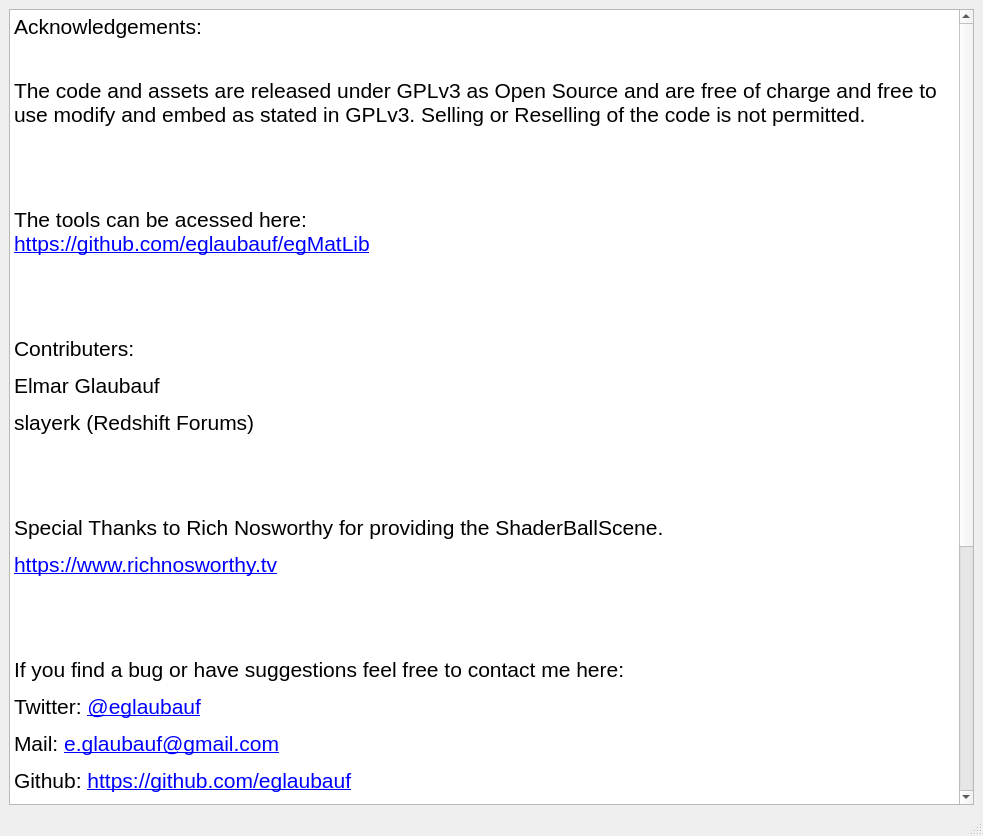
eglaubauf/egMatLib, file python3.11libs/About.ui: the form before one commit.
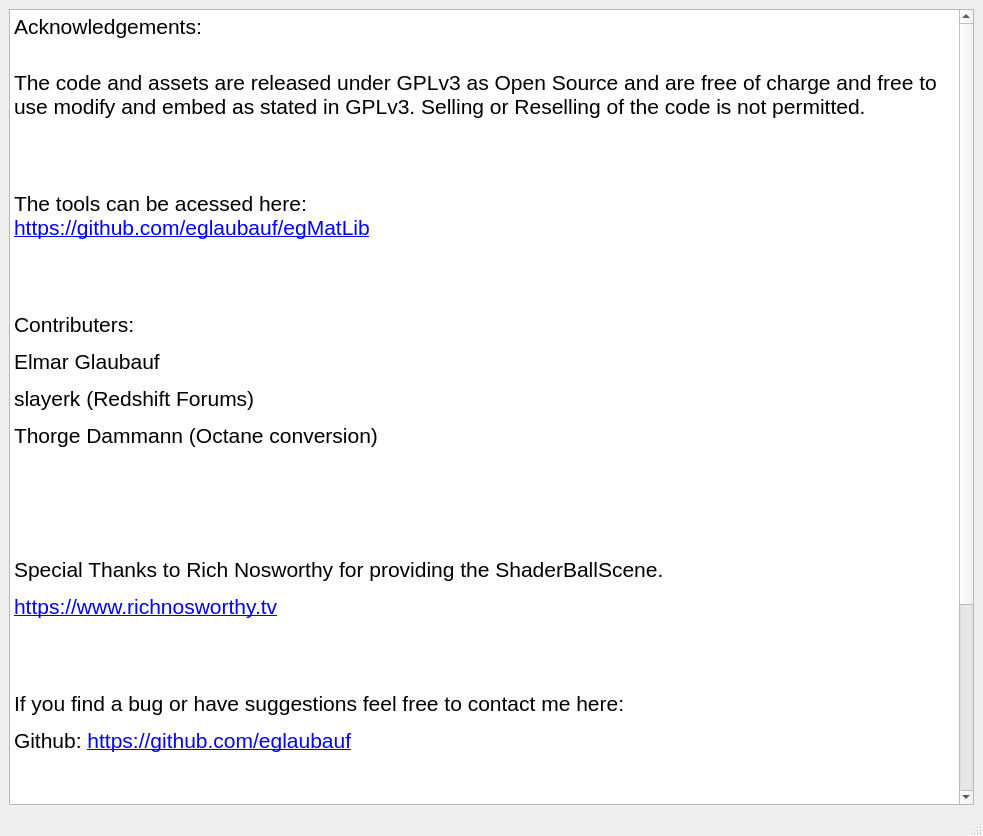
The form after the commit.

Commit message: add ShaderBallScene for mantra

Diff of the .ui file:
```diff
--- a/python3.11libs/About.ui
+++ b/python3.11libs/About.ui
@@ -49,29 +49,28 @@
            <string>&lt;!DOCTYPE HTML PUBLIC &quot;-//W3C//DTD HTML 4.0//EN&quot; &quot;http://www.w3.org/TR/REC-html40/strict.dtd&quot;&gt;
 &lt;html&gt;&lt;head&gt;&lt;meta name=&quot;qrichtext&quot; content=&quot;1&quot; /&gt;&lt;style type=&quot;text/css&quot;&gt;
 p, li { white-space: pre-wrap; }
-&lt;/style&gt;&lt;/head&gt;&lt;body style=&quot; font-family:'Lato'; font-size:18pt; font-weight:400; font-style:normal;&quot;&gt;
-&lt;p style=&quot; margin-top:12px; margin-bottom:12px; margin-left:0px; margin-right:0px; -qt-block-indent:0; text-indent:0px;&quot;&gt;&lt;span style=&quot; font-size:16pt;&quot;&gt;Acknowledgements:&lt;br /&gt;&lt;/span&gt;&lt;/p&gt;
-&lt;p style=&quot; margin-top:12px; margin-bottom:12px; margin-left:0px; margin-right:0px; -qt-block-indent:0; text-indent:0px;&quot;&gt;&lt;span style=&quot; font-size:16pt;&quot;&gt;The code and assets are released under GPLv3 as Open Source and are free of charge and free to use modify and embed as stated in GPLv3. Selling or Reselling of the code is not permitted. &lt;/span&gt;&lt;/p&gt;
-&lt;p style=&quot; margin-top:12px; margin-bottom:12px; margin-left:0px; margin-right:0px; -qt-block-indent:0; text-indent:0px;&quot;&gt;&lt;br /&gt;&lt;/p&gt;
-&lt;p style=&quot; margin-top:12px; margin-bottom:12px; margin-left:0px; margin-right:0px; -qt-block-indent:0; text-indent:0px;&quot;&gt;&lt;span style=&quot; font-size:16pt;&quot;&gt;The tools can be acessed here:&lt;br /&gt;&lt;/span&gt;&lt;a href=&quot;https://github.com/eglaubauf/egMatLib&quot;&gt;&lt;span style=&quot; font-size:16pt; text-decoration: underline; color:#0000ff;&quot;&gt;https://github.com/eglaubauf/egMatLib&lt;/span&gt;&lt;/a&gt;&lt;/p&gt;
-&lt;p style=&quot; margin-top:12px; margin-bottom:12px; margin-left:0px; margin-right:0px; -qt-block-indent:0; text-indent:0px;&quot;&gt;&lt;br /&gt;&lt;/p&gt;
-&lt;p style=&quot; margin-top:12px; margin-bottom:12px; margin-left:0px; margin-right:0px; -qt-block-indent:0; text-indent:0px;&quot;&gt;&lt;span style=&quot; font-size:16pt;&quot;&gt;Contributers:&lt;/span&gt;&lt;/p&gt;
-&lt;p style=&quot; margin-top:12px; margin-bottom:12px; margin-left:0px; margin-right:0px; -qt-block-indent:0; text-indent:0px;&quot;&gt;&lt;span style=&quot; font-size:16pt;&quot;&gt;Elmar Glaubauf&lt;/span&gt;&lt;/p&gt;
-&lt;p style=&quot; margin-top:12px; margin-bottom:12px; margin-left:0px; margin-right:0px; -qt-block-indent:0; text-indent:0px;&quot;&gt;&lt;span style=&quot; font-size:16pt;&quot;&gt;slayerk (Redshift Forums)&lt;/span&gt;&lt;/p&gt;
-&lt;p style=&quot; margin-top:12px; margin-bottom:12px; margin-left:0px; margin-right:0px; -qt-block-indent:0; text-indent:0px;&quot;&gt;&lt;br /&gt;&lt;/p&gt;
-&lt;p style=&quot; margin-top:12px; margin-bottom:12px; margin-left:0px; margin-right:0px; -qt-block-indent:0; text-indent:0px;&quot;&gt;&lt;span style=&quot; font-size:16pt;&quot;&gt;Special Thanks to Rich Nosworthy for providing the ShaderBallScene. &lt;/span&gt;&lt;/p&gt;
-&lt;p style=&quot; margin-top:12px; margin-bottom:12px; margin-left:0px; margin-right:0px; -qt-block-indent:0; text-indent:0px;&quot;&gt;&lt;a href=&quot;https://www.richnosworthy.tv&quot;&gt;&lt;span style=&quot; font-size:16pt; text-decoration: underline; color:#0000ff;&quot;&gt;https://www.richnosworthy.tv&lt;/span&gt;&lt;/a&gt;&lt;/p&gt;
-&lt;p style=&quot; margin-top:12px; margin-bottom:12px; margin-left:0px; margin-right:0px; -qt-block-indent:0; text-indent:0px;&quot;&gt;&lt;br /&gt;&lt;/p&gt;
-&lt;p style=&quot; margin-top:12px; margin-bottom:12px; margin-left:0px; margin-right:0px; -qt-block-indent:0; text-indent:0px;&quot;&gt;&lt;span style=&quot; font-size:16pt;&quot;&gt;If you find a bug or have suggestions feel free to contact me here:&lt;/span&gt;&lt;/p&gt;
-&lt;p style=&quot; margin-top:12px; margin-bottom:12px; margin-left:0px; margin-right:0px; -qt-block-indent:0; text-indent:0px;&quot;&gt;&lt;span style=&quot; font-size:16pt;&quot;&gt;Twitter: &lt;/span&gt;&lt;a href=&quot;https://twitter.com/eglaubauf&quot;&gt;&lt;span style=&quot; font-size:16pt; text-decoration: underline; color:#0000ff;&quot;&gt;@eglaubauf&lt;/span&gt;&lt;/a&gt;&lt;/p&gt;
-&lt;p style=&quot; margin-top:12px; margin-bottom:12px; margin-left:0px; margin-right:0px; -qt-block-indent:0; text-indent:0px;&quot;&gt;&lt;span style=&quot; font-size:16pt;&quot;&gt;Mail: &lt;/span&gt;&lt;a href=&quot;mailto:e.glaubauf@gmail.com&quot;&gt;&lt;span style=&quot; font-size:16pt; text-decoration: underline; color:#0000ff;&quot;&gt;e.glaubauf@gmail.com&lt;/span&gt;&lt;/a&gt;&lt;/p&gt;
-&lt;p style=&quot; margin-top:12px; margin-bottom:12px; margin-left:0px; margin-right:0px; -qt-block-indent:0; text-indent:0px;&quot;&gt;&lt;span style=&quot; font-size:16pt;&quot;&gt;Github: &lt;/span&gt;&lt;a href=&quot;https://github.com/eglaubauf&quot;&gt;&lt;span style=&quot; font-size:16pt; text-decoration: underline; color:#0000ff;&quot;&gt;https://github.com/eglaubauf&lt;/span&gt;&lt;/a&gt;&lt;/p&gt;
-&lt;p style=&quot; margin-top:12px; margin-bottom:12px; margin-left:0px; margin-right:0px; -qt-block-indent:0; text-indent:0px;&quot;&gt;&lt;span style=&quot; font-size:16pt;&quot;&gt;Web: &lt;/span&gt;&lt;a href=&quot;https://elmar-glaubauf.at/&quot;&gt;&lt;span style=&quot; font-size:16pt; text-decoration: underline; color:#0000ff;&quot;&gt;https://elmar-glaubauf.at/&lt;/span&gt;&lt;/a&gt;&lt;/p&gt;
-&lt;p style=&quot; margin-top:12px; margin-bottom:12px; margin-left:0px; margin-right:0px; -qt-block-indent:0; text-indent:0px;&quot;&gt;&lt;br /&gt;&lt;/p&gt;
-&lt;p style=&quot; margin-top:12px; margin-bottom:12px; margin-left:0px; margin-right:0px; -qt-block-indent:0; text-indent:0px;&quot;&gt;&lt;br /&gt;&lt;/p&gt;
-&lt;p style=&quot; margin-top:12px; margin-bottom:12px; margin-left:0px; margin-right:0px; -qt-block-indent:0; text-indent:0px;&quot;&gt;&lt;br /&gt;&lt;/p&gt;
-&lt;p style=&quot; margin-top:12px; margin-bottom:12px; margin-left:0px; margin-right:0px; -qt-block-indent:0; text-indent:0px;&quot;&gt;&lt;br /&gt;&lt;/p&gt;
-&lt;p style=&quot; margin-top:12px; margin-bottom:12px; margin-left:0px; margin-right:0px; -qt-block-indent:0; text-indent:0px;&quot;&gt;&lt;br /&gt;&lt;/p&gt;&lt;/body&gt;&lt;/html&gt;</string>
+&lt;/style&gt;&lt;/head&gt;&lt;body style=&quot; font-family:'.AppleSystemUIFont'; font-size:13pt; font-weight:400; font-style:normal;&quot;&gt;
+&lt;p style=&quot; margin-top:12px; margin-bottom:12px; margin-left:0px; margin-right:0px; -qt-block-indent:0; text-indent:0px;&quot;&gt;&lt;span style=&quot; font-family:'Lato'; font-size:16pt;&quot;&gt;Acknowledgements:&lt;br /&gt;&lt;/span&gt;&lt;/p&gt;
+&lt;p style=&quot; margin-top:12px; margin-bottom:12px; margin-left:0px; margin-right:0px; -qt-block-indent:0; text-indent:0px;&quot;&gt;&lt;span style=&quot; font-family:'Lato'; font-size:16pt;&quot;&gt;The code and assets are released under GPLv3 as Open Source and are free of charge and free to use modify and embed as stated in GPLv3. Selling or Reselling of the code is not permitted. &lt;/span&gt;&lt;/p&gt;
+&lt;p style=&quot; margin-top:12px; margin-bottom:12px; margin-left:0px; margin-right:0px; -qt-block-indent:0; text-indent:0px;&quot;&gt;&lt;span style=&quot; font-family:'Lato'; font-size:18pt;&quot;&gt;&lt;br /&gt;&lt;/span&gt;&lt;/p&gt;
+&lt;p style=&quot; margin-top:12px; margin-bottom:12px; margin-left:0px; margin-right:0px; -qt-block-indent:0; text-indent:0px;&quot;&gt;&lt;span style=&quot; font-family:'Lato'; font-size:16pt;&quot;&gt;The tools can be acessed here:&lt;br /&gt;&lt;/span&gt;&lt;a href=&quot;https://github.com/eglaubauf/egMatLib&quot;&gt;&lt;span style=&quot; font-family:'Lato'; font-size:16pt; text-decoration: underline; color:#0000ff;&quot;&gt;https://github.com/eglaubauf/egMatLib&lt;/span&gt;&lt;/a&gt;&lt;/p&gt;
+&lt;p style=&quot; margin-top:12px; margin-bottom:12px; margin-left:0px; margin-right:0px; -qt-block-indent:0; text-indent:0px;&quot;&gt;&lt;span style=&quot; font-family:'Lato'; font-size:18pt;&quot;&gt;&lt;br /&gt;&lt;/span&gt;&lt;/p&gt;
+&lt;p style=&quot; margin-top:12px; margin-bottom:12px; margin-left:0px; margin-right:0px; -qt-block-indent:0; text-indent:0px;&quot;&gt;&lt;span style=&quot; font-family:'Lato'; font-size:16pt;&quot;&gt;Contributers:&lt;/span&gt;&lt;/p&gt;
+&lt;p style=&quot; margin-top:12px; margin-bottom:12px; margin-left:0px; margin-right:0px; -qt-block-indent:0; text-indent:0px;&quot;&gt;&lt;span style=&quot; font-family:'Lato'; font-size:16pt;&quot;&gt;Elmar Glaubauf&lt;/span&gt;&lt;/p&gt;
+&lt;p style=&quot; margin-top:12px; margin-bottom:12px; margin-left:0px; margin-right:0px; -qt-block-indent:0; text-indent:0px;&quot;&gt;&lt;span style=&quot; font-family:'Lato'; font-size:16pt;&quot;&gt;slayerk (Redshift Forums)&lt;/span&gt;&lt;/p&gt;
+&lt;p style=&quot; margin-top:12px; margin-bottom:12px; margin-left:0px; margin-right:0px; -qt-block-indent:0; text-indent:0px;&quot;&gt;&lt;span style=&quot; font-family:'Lato'; font-size:16pt;&quot;&gt;Thorge Dammann (Octane conversion)&lt;/span&gt;&lt;/p&gt;
+&lt;p style=&quot;-qt-paragraph-type:empty; margin-top:12px; margin-bottom:12px; margin-left:0px; margin-right:0px; -qt-block-indent:0; text-indent:0px; font-family:'Lato'; font-size:16pt;&quot;&gt;&lt;br /&gt;&lt;/p&gt;
+&lt;p style=&quot; margin-top:12px; margin-bottom:12px; margin-left:0px; margin-right:0px; -qt-block-indent:0; text-indent:0px;&quot;&gt;&lt;span style=&quot; font-family:'Lato'; font-size:18pt;&quot;&gt;&lt;br /&gt;&lt;/span&gt;&lt;/p&gt;
+&lt;p style=&quot; margin-top:12px; margin-bottom:12px; margin-left:0px; margin-right:0px; -qt-block-indent:0; text-indent:0px;&quot;&gt;&lt;span style=&quot; font-family:'Lato'; font-size:16pt;&quot;&gt;Special Thanks to Rich Nosworthy for providing the ShaderBallScene. &lt;/span&gt;&lt;/p&gt;
+&lt;p style=&quot; margin-top:12px; margin-bottom:12px; margin-left:0px; margin-right:0px; -qt-block-indent:0; text-indent:0px;&quot;&gt;&lt;a href=&quot;https://www.richnosworthy.tv&quot;&gt;&lt;span style=&quot; font-family:'Lato'; font-size:16pt; text-decoration: underline; color:#0000ff;&quot;&gt;https://www.richnosworthy.tv&lt;/span&gt;&lt;/a&gt;&lt;/p&gt;
+&lt;p style=&quot; margin-top:12px; margin-bottom:12px; margin-left:0px; margin-right:0px; -qt-block-indent:0; text-indent:0px;&quot;&gt;&lt;span style=&quot; font-family:'Lato'; font-size:18pt;&quot;&gt;&lt;br /&gt;&lt;/span&gt;&lt;/p&gt;
+&lt;p style=&quot; margin-top:12px; margin-bottom:12px; margin-left:0px; margin-right:0px; -qt-block-indent:0; text-indent:0px;&quot;&gt;&lt;span style=&quot; font-family:'Lato'; font-size:16pt;&quot;&gt;If you find a bug or have suggestions feel free to contact me here:&lt;/span&gt;&lt;/p&gt;
+&lt;p style=&quot; margin-top:12px; margin-bottom:12px; margin-left:0px; margin-right:0px; -qt-block-indent:0; text-indent:0px;&quot;&gt;&lt;span style=&quot; font-family:'Lato'; font-size:16pt;&quot;&gt;Github: &lt;/span&gt;&lt;a href=&quot;https://github.com/eglaubauf&quot;&gt;&lt;span style=&quot; font-family:'Lato'; font-size:16pt; text-decoration: underline; color:#0000ff;&quot;&gt;https://github.com/eglaubauf&lt;/span&gt;&lt;/a&gt;&lt;/p&gt;
+&lt;p style=&quot; margin-top:12px; margin-bottom:12px; margin-left:0px; margin-right:0px; -qt-block-indent:0; text-indent:0px;&quot;&gt;&lt;span style=&quot; font-family:'Lato'; font-size:18pt;&quot;&gt;&lt;br /&gt;&lt;/span&gt;&lt;/p&gt;
+&lt;p style=&quot; margin-top:12px; margin-bottom:12px; margin-left:0px; margin-right:0px; -qt-block-indent:0; text-indent:0px;&quot;&gt;&lt;span style=&quot; font-family:'Lato'; font-size:18pt;&quot;&gt;&lt;br /&gt;&lt;/span&gt;&lt;/p&gt;
+&lt;p style=&quot; margin-top:12px; margin-bottom:12px; margin-left:0px; margin-right:0px; -qt-block-indent:0; text-indent:0px;&quot;&gt;&lt;span style=&quot; font-family:'Lato'; font-size:18pt;&quot;&gt;&lt;br /&gt;&lt;/span&gt;&lt;/p&gt;
+&lt;p style=&quot; margin-top:12px; margin-bottom:12px; margin-left:0px; margin-right:0px; -qt-block-indent:0; text-indent:0px;&quot;&gt;&lt;span style=&quot; font-family:'Lato'; font-size:18pt;&quot;&gt;&lt;br /&gt;&lt;/span&gt;&lt;/p&gt;
+&lt;p style=&quot; margin-top:12px; margin-bottom:12px; margin-left:0px; margin-right:0px; -qt-block-indent:0; text-indent:0px;&quot;&gt;&lt;span style=&quot; font-family:'Lato'; font-size:18pt;&quot;&gt;&lt;br /&gt;&lt;/span&gt;&lt;/p&gt;&lt;/body&gt;&lt;/html&gt;</string>
           </property>
          </widget>
         </item>
```
The commit also changes 33 other files.
